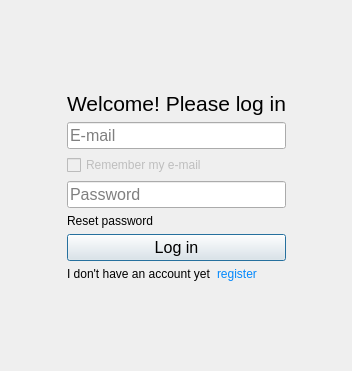
Old version of the form gui/LoginWindow.ui in the repository cipher0ne/password-vault.
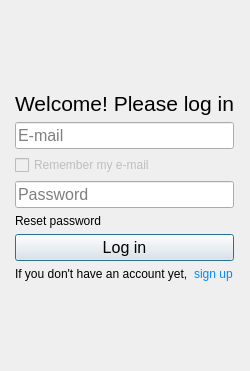
New version of the form.

Patch:
```diff
--- a/gui/LoginWindow.ui
+++ b/gui/LoginWindow.ui
@@ -6,22 +6,21 @@
    <rect>
     <x>0</x>
     <y>0</y>
-    <width>352</width>
+    <width>250</width>
     <height>371</height>
    </rect>
   </property>
+  <property name="minimumSize">
+   <size>
+    <width>250</width>
+    <height>370</height>
+   </size>
+  </property>
   <property name="windowTitle">
    <string>Sign up</string>
   </property>
-  <widget class="QWidget" name="layoutWidget">
-   <property name="geometry">
-    <rect>
-     <x>10</x>
-     <y>10</y>
-     <width>332</width>
-     <height>351</height>
-    </rect>
-   </property>
+  <layout class="QHBoxLayout" name="horizontalLayout_3">
+   <item>
    <layout class="QHBoxLayout" name="horizontalLayout_2">
     <item>
      <spacer name="horizontalSpacer">
@@ -132,7 +131,7 @@
           <item>
            <widget class="QLabel" name="label">
             <property name="text">
-             <string>I don't have an account yet</string>
+              <string>If you don't have an account yet,</string>
             </property>
            </widget>
           </item>
@@ -148,7 +147,7 @@
 </string>
             </property>
             <property name="text">
-             <string>&lt;html&gt;&lt;head/&gt;&lt;body&gt;&lt;p&gt;register&lt;/p&gt;&lt;/body&gt;&lt;/html&gt;</string>
+              <string>&lt;html&gt;&lt;head/&gt;&lt;body&gt;&lt;p&gt;sign up&lt;/p&gt;&lt;/body&gt;&lt;/html&gt;</string>
             </property>
            </widget>
           </item>
@@ -185,7 +184,8 @@
      </spacer>
     </item>
    </layout>
-  </widget>
+   </item>
+  </layout>
  </widget>
  <resources/>
  <connections/>
```
Left out of the diff: 2 changed lines with no effect on the pictures. Lines whose indentation alone changed are shown as unchanged.
